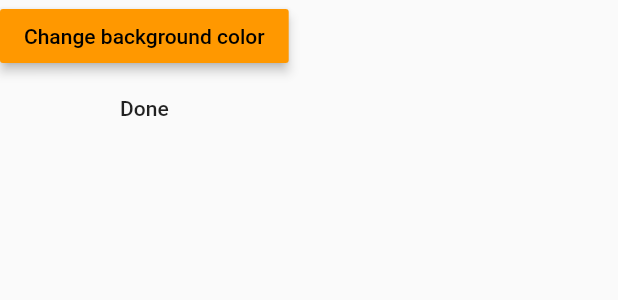
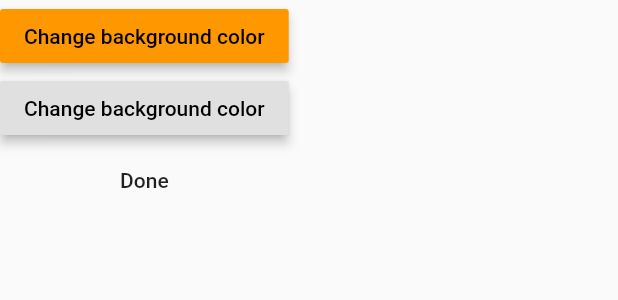
Before and after one commit to Hallis1221/Modlar, a Flutter app: the ThemeCreator widget shown alone on an empty page, opened directly, after a tap on "Done", on a phone screen of 412 x 824 dp. Shown: the top 300 px of the screen. Run offline on Flutter 3.47's test engine with Material 2 defaults, Android fonts, the phone set to English and light mode, and no system bars; our stand-ins replace flutter_colorpicker, get_it, logger, rxdart; statements that could not run were skipped.

Commit message:
:+1: Add option to change buttoncolor

```diff
--- a/ukeplanr_template/lib/UI/components/locale/changeLocale.dart
+++ b/ukeplanr_template/lib/UI/components/locale/changeLocale.dart
@@ -15,14 +15,14 @@ class ChangeLocale extends StatelessWidget {
   @override
   Widget build(BuildContext context) {
     return MaterialButton(
-      color: Colors.pink,
+      color: Theme.of(context).buttonColor,
       onPressed: () {
+        final Function? log = GetIt.instance.get<LogsService>().logger!.log;
         try {
           GetIt.instance.get<LocaleName>().changeLocale(
                 newLocale,
               );
         } catch (error) {
-          final Function? log = GetIt.instance.get<LogsService>().logger!.log;
           log!(Level.error, """
               Tried to change the locale but the following error was encountered: $error
               """);
--- a/ukeplanr_template/lib/UI/screens/testing/theme/newTheme.dart
+++ b/ukeplanr_template/lib/UI/screens/testing/theme/newTheme.dart
@@ -12,22 +12,37 @@ class ThemeCreator extends StatelessWidget {
   @override
   Widget build(BuildContext context) {
     CustomTheme customTheme = new CustomTheme(
-        backgroundColor:
-            BehaviorSubject.seeded(Theme.of(context).backgroundColor));
+      backgroundColor:
+          BehaviorSubject.seeded(Theme.of(context).backgroundColor),
+      buttonColor: BehaviorSubject.seeded(
+        Theme.of(context).buttonColor,
+      ),
+    );
     return Container(
       child: Column(
         children: [
           _ColorChanger(
             color: customTheme.backgroundColor,
+            title: AppLocalizations.of(context)!.changeBackgroundColor,
             onChange: (Color color) {
               customTheme.backgroundColor.value = color;
             },
+          ),
+          _ColorChanger(
+            color: customTheme.buttonColor,
+            onChange: (Color color) {
+              customTheme.buttonColor.value = color;
+            },
+            title: AppLocalizations.of(context)!.changeBackgroundColor,
           ),
           MaterialButton(
             child: Text("Done"),
             onPressed: () {
               GetIt.instance.get<ThemesService>().addTheme(
-                  ThemeData(backgroundColor: customTheme.backgroundColor.value),
+                  ThemeData(
+                    backgroundColor: customTheme.backgroundColor.value,
+                    buttonColor: customTheme.buttonColor.value,
+                  ),
                   "custom");
               GetIt.instance.get<ThemesService>().setCurrentTheme("custom");
             },
@@ -43,10 +58,12 @@ class _ColorChanger extends StatelessWidget {
     Key? key,
     required this.color,
     required this.onChange,
+    required this.title,
   }) : super(key: key);
 
   final BehaviorSubject<Color> color;
   final Function(Color color) onChange;
+  final String title;
 
   @override
   Widget build(BuildContext context) {
@@ -63,7 +80,7 @@ class _ColorChanger extends StatelessWidget {
                 snapshot.data!.green,
                 snapshot.data!.blue,
               ),
-              title: AppLocalizations.of(context)!.changeBackgroundColor,
+              title: title,
               onChange: onChange,
             );
           else
--- a/ukeplanr_template/lib/logic/theme/custom/customTheme.dart
+++ b/ukeplanr_template/lib/logic/theme/custom/customTheme.dart
@@ -2,8 +2,8 @@ import 'package:flutter/material.dart';
 import 'package:rxdart/rxdart.dart';
 
 class CustomTheme {
-  // ignore: close_sinks
   BehaviorSubject<Color> backgroundColor;
+  BehaviorSubject<Color> buttonColor;
 
-  CustomTheme({required this.backgroundColor});
+  CustomTheme({required this.backgroundColor, required this.buttonColor});
 }
```
